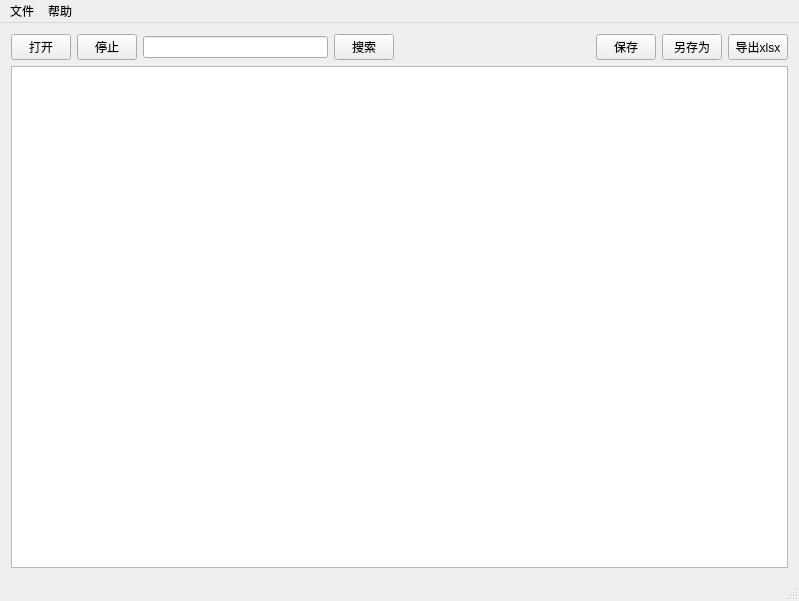
Above: source/mainwindow.ui from liuqiang1357/DntEditor before the change. Below: the same form after it.
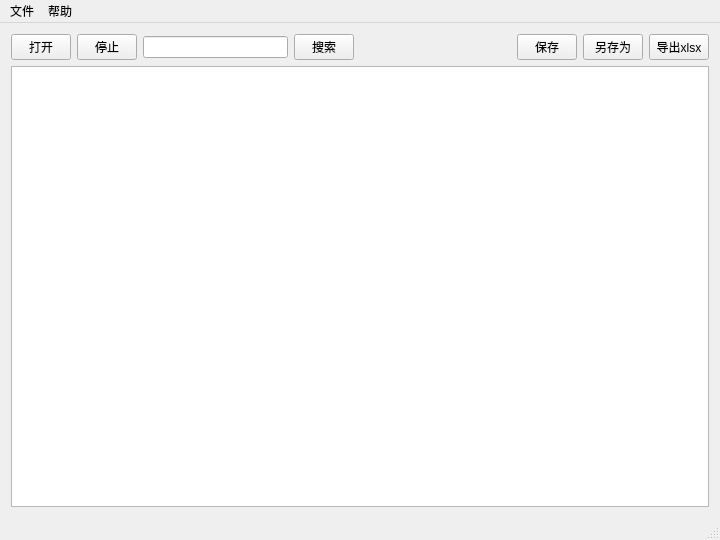
That is the form after the change.

Commit message: modified:   download/DntEditor.exe 	modified:   download/readme.txt 	modified:   readme.txt 	modified:   source/mainwindow.cpp 	modified:   source/mainwindow.ui

```diff
--- a/source/mainwindow.ui
+++ b/source/mainwindow.ui
@@ -6,8 +6,8 @@
    <rect>
     <x>0</x>
     <y>0</y>
-    <width>799</width>
-    <height>601</height>
+    <width>720</width>
+    <height>540</height>
    </rect>
   </property>
   <property name="windowTitle">
@@ -149,7 +149,7 @@
     <rect>
      <x>0</x>
      <y>0</y>
-     <width>799</width>
+     <width>720</width>
      <height>23</height>
     </rect>
    </property>
```
The commit also changes 4 other files.
